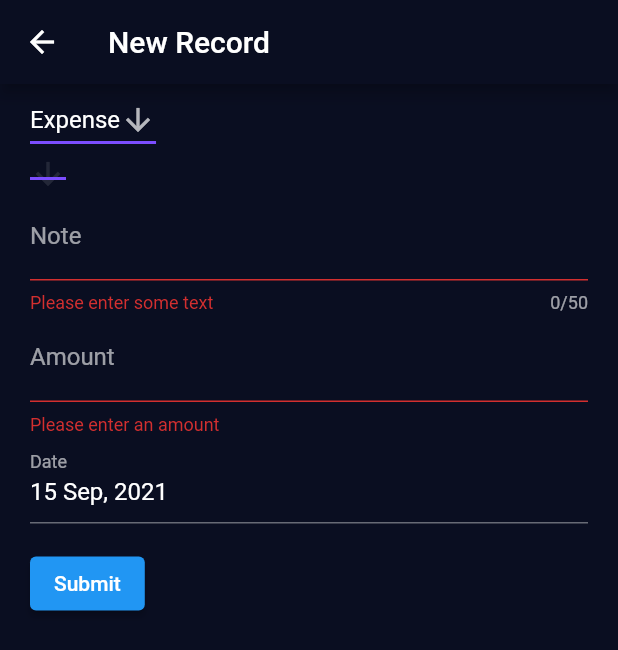
After one commit to w-k-s/simple-budget-tracker-app, a Flutter app: the CreateRecordScreen screen opened directly, after a tap on "Submit", on a phone screen of 412 x 824 dp. The commit adds this screen. Shown: the top 650 px of the screen. Run offline on Flutter 3.47's test engine with Material 2 defaults, Android fonts, the phone set to English and light mode, and no system bars; drawn by our look-alikes of date_time_picker; our stand-ins replace chopper; missing offline and left inert: money2; accounts and stored records are empty; generated files the repository leaves out were written again.

Commit message:
Create record screen

```diff
--- a/lib/models/account.dart
+++ b/lib/models/account.dart
@@ -36,6 +36,8 @@ class Accounts {
 
   Account? get primary => accounts.isEmpty ? null : accounts.first;
 
+  int get length => accounts.length;
+
   @override
   int get hashCode => hashList(this.accounts);
 
--- a/lib/models/category.dart
+++ b/lib/models/category.dart
@@ -21,3 +21,23 @@ class Category {
   @override
   int get hashCode => hashValues(id, name);
 }
+
+@JsonSerializable()
+class Categories {
+  final List<Category> categories;
+
+  Categories({required this.categories});
+
+  factory Categories.fromJson(Map<String, dynamic> json) =>
+      _$CategoriesFromJson(json);
+
+  Map<String, dynamic> toJson() => _$CategoriesToJson(this);
+
+  Category? get first => categories.isEmpty ? null : categories.first;
+
+  @override
+  operator ==(o) => o is Categories && o.categories == categories;
+
+  @override
+  int get hashCode => hashList(categories);
+}
--- a/lib/models/record.dart
+++ b/lib/models/record.dart
@@ -9,6 +9,19 @@ enum Type {
   INCOME,
   EXPENSE,
   TRANSFER,
+}
+
+extension TypeName on Type {
+  String name() {
+    switch (this) {
+      case Type.INCOME:
+        return "Income";
+      case Type.EXPENSE:
+        return "Expense";
+      case Type.TRANSFER:
+        return "Transfer";
+    }
+  }
 }
 
 @JsonSerializable()
--- /dev/null
+++ b/lib/screens/create_record_screen.dart
@@ -0,0 +1,238 @@
+import 'package:budget_app/models/record.dart';
+import 'package:flutter/material.dart';
+import 'package:flutter/services.dart';
+import 'package:provider/provider.dart';
+import '../services/budget_service.dart';
+import 'package:date_time_picker/date_time_picker.dart';
+import '../models/account.dart';
+import '../models/category.dart';
+
+class CreateRecordScreen extends StatefulWidget {
+  final Account? selectedAccount;
+
+  const CreateRecordScreen({this.selectedAccount, Key? key}) : super(key: key);
+
+  @override
+  _CreateRecordScreenState createState() => _CreateRecordScreenState();
+}
+
+class _CreateRecordScreenState extends State<CreateRecordScreen> {
+  @override
+  Widget build(BuildContext context) {
+    return new Scaffold(
+      appBar: new AppBar(
+        title: new Text("New Record"),
+      ),
+      body: new Container(
+          padding: new EdgeInsets.fromLTRB(20, 0, 20, 0),
+          child: new CreateRecordForm()),
+    );
+  }
+}
+
+class CreateRecordForm extends StatefulWidget {
+  final Account? selectedAccount;
+  const CreateRecordForm({this.selectedAccount, Key? key}) : super(key: key);
+
+  @override
+  _CreateRecordFormState createState() => _CreateRecordFormState();
+}
+
+class _CreateRecordFormState extends State<CreateRecordForm> {
+  final _formKey = GlobalKey<FormState>();
+
+  bool isLoading = false;
+  Accounts accounts = Accounts(accounts: []);
+  Categories categories = Categories(categories: []);
+  String? error;
+
+  DateTime? selectedDateTime;
+  Type? selectedRecordType;
+  Account? selectedAccount;
+  Category? selectedCategory;
+  Account? selectedBeneficiary;
+
+  @override
+  void initState() {
+    super.initState();
+
+    WidgetsBinding.instance?.addPostFrameCallback((timeStamp) {
+      final service = context.read<BudgetService>();
+
+      loadInitialData(service);
+    });
+  }
+
+  void loadInitialData(BudgetService service) async {
+    try {
+      setState(() => isLoading = true);
+
+      final _accounts = await _loadAccounts(service);
+      final _categories = await _loadCategories(service);
+
+      setState(() {
+        isLoading = false;
+        accounts = _accounts;
+        categories = _categories;
+        selectedAccount = widget.selectedAccount;
+      });
+    } catch (e) {
+      print(e);
+      error = "$e";
+    }
+  }
+
+  Future<Accounts> _loadAccounts(BudgetService service) async {
+    return service.getAccounts().onSuccess((json) => Accounts.fromJson(json));
+  }
+
+  Future<Categories> _loadCategories(BudgetService service) async {
+    return service
+        .getCategories()
+        .onSuccess((json) => Categories.fromJson(json));
+  }
+
+  @override
+  Widget build(BuildContext context) {
+    if (isLoading) {
+      return Center(
+        child: CircularProgressIndicator(),
+      );
+    }
+
+    return _buildForm(context);
+  }
+
+  Form _buildForm(BuildContext context) {
+    return Form(
+      key: _formKey,
+      child: Column(
+        crossAxisAlignment: CrossAxisAlignment.start,
+        children: [
+          DropdownButton<Type>(
+              value: selectedRecordType ?? Type.EXPENSE,
+              icon: const Icon(Icons.arrow_downward),
+              iconSize: 24,
+              underline: Container(
+                height: 2,
+                color: Colors.deepPurpleAccent,
+              ),
+              onChanged: (Type? newValue) {
+                setState(() {
+                  selectedRecordType = newValue;
+                });
+              },
+              items: Type.values.map<DropdownMenuItem<Type>>((Type value) {
+                return DropdownMenuItem<Type>(
+                  value: value,
+                  child: Text(value.name()),
+                );
+              }).toList()),
+          DropdownButton<Category>(
+              value: selectedCategory ?? categories.first,
+              icon: const Icon(Icons.arrow_downward),
+              iconSize: 24,
+              underline: Container(
+                height: 2,
+                color: Colors.deepPurpleAccent,
+              ),
+              onChanged: (Category? newValue) {
+                setState(() {
+                  selectedCategory = newValue;
+                });
+              },
+              items: categories.categories
+                  .map<DropdownMenuItem<Category>>((Category value) {
+                return DropdownMenuItem<Category>(
+                  value: value,
+                  child: Text(value.name),
+                );
+              }).toList()),
+          Visibility(
+              visible:
+                  selectedRecordType == Type.TRANSFER && accounts.length != 1,
+              child: DropdownButton<Account>(
+                  value: selectedBeneficiary,
+                  icon: const Icon(Icons.arrow_downward),
+                  iconSize: 24,
+                  underline: Container(
+                    height: 2,
+                    color: Colors.deepPurpleAccent,
+                  ),
+                  onChanged: (Account? newValue) {
+                    setState(() {
+                      selectedBeneficiary = newValue;
+                    });
+                  },
+                  items: accounts.accounts
+                      .where((account) => account.id != selectedAccount?.id)
+                      .map<DropdownMenuItem<Account>>((Account value) {
+                    return DropdownMenuItem<Account>(
+                      value: value,
+                      child: Text(value.name),
+                    );
+                  }).toList())),
+          TextFormField(
+            decoration: const InputDecoration(
+              hintText: 'Title of the record',
+              labelText: 'Note',
+            ),
+            maxLength: 50,
+            textCapitalization: TextCapitalization.sentences,
+            validator: (value) {
+              if (value == null || value.isEmpty) {
+                return 'Please enter some text';
+              }
+              return null;
+            },
+          ),
+          TextFormField(
+            decoration: const InputDecoration(
+              hintText: 'Amount',
+              labelText: 'Amount',
+            ),
+            keyboardType: TextInputType.number,
+            inputFormatters: [
+              FilteringTextInputFormatter.allow(RegExp(r'[0-9\.,]'))
+            ],
+            validator: (value) {
+              if (value == null ||
+                  value.isEmpty ||
+                  double.tryParse(value) == null) {
+                return 'Please enter an amount';
+              }
+              return null;
+            },
+          ),
+          DateTimePicker(
+            type: DateTimePickerType.date,
+            dateMask: 'd MMM, yyyy',
+            initialValue: DateTime.now().toString(),
+            firstDate: DateTime(2000),
+            lastDate: DateTime(2100),
+            dateLabelText: 'Date',
+            onChanged: (val) {
+              selectedDateTime = DateTime.parse(val);
+            },
+          ),
+          Padding(
+            padding: const EdgeInsets.symmetric(vertical: 16.0),
+            child: ElevatedButton(
+              onPressed: () {
+                // Validate returns true if the form is valid, or false otherwise.
+                if (_formKey.currentState!.validate()) {
+                  // If the form is valid, display a snackbar. In the real world,
+                  // you'd often call a server or save the information in a database.
+                  ScaffoldMessenger.of(context).showSnackBar(
+                    const SnackBar(content: Text('Processing Data')),
+                  );
+                }
+              },
+              child: const Text('Submit'),
+            ),
+          ),
+        ],
+      ),
+    );
+  }
+}
--- a/lib/services/budget_service.dart
+++ b/lib/services/budget_service.dart
@@ -15,6 +15,9 @@ abstract class BudgetService extends ChopperService {
   @Get(path: "/accounts")
   Future<Response> getAccounts();
 
+  @Get(path: "/categories")
+  Future<Response> getCategories();
+
   static BudgetService create() {
     final client = ChopperClient(
       baseUrl: 'https://budget.w-k-s.io',
@@ -30,7 +33,7 @@ abstract class BudgetService extends ChopperService {
 }
 
 extension Networking on Future<Response> {
-  Future<T> parse<T>(T Function(dynamic) f) {
+  Future<T> onSuccess<T>(T Function(dynamic) f) {
     return this.then((response) {
       if (response.body == null) {
         return Future.error("Empty response");
@@ -50,11 +53,3 @@ extension Networking on Future<Response> {
     });
   }
 }
-
-Future<T> runCatching<T>(Future<T> future) {
-  try {
-    return future;
-  } catch (e) {
-    return Future.error(e);
-  }
-}
--- a/pubspec.yaml
+++ b/pubspec.yaml
@@ -33,6 +33,7 @@ dependencies:
   logger: ^1.1.0
   provider: ^6.0.0
   money2: ^2.2.1
+  date_time_picker: ^2.1.0
 
 dev_dependencies:
   test:
```
Also changed, not shown: lib/screens/records_screen.dart (+50 -50 lines), lib/models/category.g.dart, lib/services/budget_service.chopper.dart, pubspec.lock.
